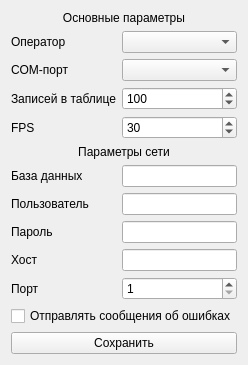
Qt form usonicapp/forms/settings.ui (Kneshal/usonicApp) before a commit.
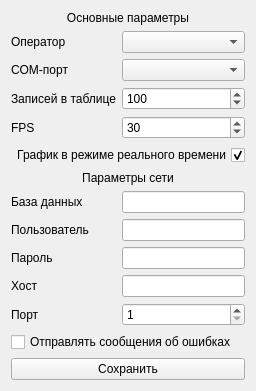
The same form after that commit.

The edit to the form file:
```diff
--- a/usonicapp/forms/settings.ui
+++ b/usonicapp/forms/settings.ui
@@ -6,8 +6,8 @@
    <rect>
     <x>0</x>
     <y>0</y>
-    <width>229</width>
-    <height>312</height>
+    <width>251</width>
+    <height>378</height>
    </rect>
   </property>
   <property name="windowTitle">
@@ -62,7 +62,7 @@
        </property>
       </widget>
      </item>
-     <item row="5" column="0" colspan="2">
+     <item row="6" column="0" colspan="2">
       <widget class="QLabel" name="label_2">
        <property name="text">
         <string>Параметры сети</string>
@@ -72,42 +72,42 @@
        </property>
       </widget>
      </item>
-     <item row="6" column="0">
+     <item row="7" column="0">
       <widget class="QLabel" name="label_3">
        <property name="text">
         <string>База данных</string>
        </property>
       </widget>
      </item>
-     <item row="6" column="1">
+     <item row="7" column="1">
       <widget class="QLineEdit" name="lineedit_dbname">
        <property name="alignment">
         <set>Qt::AlignLeading|Qt::AlignLeft|Qt::AlignVCenter</set>
        </property>
       </widget>
      </item>
-     <item row="7" column="0">
+     <item row="8" column="0">
       <widget class="QLabel" name="label_4">
        <property name="text">
         <string>Пользователь</string>
        </property>
       </widget>
      </item>
-     <item row="7" column="1">
+     <item row="8" column="1">
       <widget class="QLineEdit" name="lineedit_dbuser">
        <property name="alignment">
         <set>Qt::AlignLeading|Qt::AlignLeft|Qt::AlignVCenter</set>
        </property>
       </widget>
      </item>
-     <item row="8" column="0">
+     <item row="9" column="0">
       <widget class="QLabel" name="label_5">
        <property name="text">
         <string>Пароль</string>
        </property>
       </widget>
      </item>
-     <item row="8" column="1">
+     <item row="9" column="1">
       <widget class="QLineEdit" name="lineedit_dbpassword">
        <property name="echoMode">
         <enum>QLineEdit::Password</enum>
@@ -117,28 +117,28 @@
        </property>
       </widget>
      </item>
-     <item row="9" column="0">
+     <item row="10" column="0">
       <widget class="QLabel" name="label_6">
        <property name="text">
         <string>Хост</string>
        </property>
       </widget>
      </item>
-     <item row="9" column="1">
+     <item row="10" column="1">
       <widget class="QLineEdit" name="lineedit_dbhost">
        <property name="alignment">
         <set>Qt::AlignLeading|Qt::AlignLeft|Qt::AlignVCenter</set>
        </property>
       </widget>
      </item>
-     <item row="10" column="0">
+     <item row="11" column="0">
       <widget class="QLabel" name="label_7">
        <property name="text">
         <string>Порт</string>
        </property>
       </widget>
      </item>
-     <item row="10" column="1">
+     <item row="11" column="1">
       <widget class="QSpinBox" name="spinbox_port">
        <property name="alignment">
         <set>Qt::AlignLeading|Qt::AlignLeft|Qt::AlignVCenter</set>
@@ -151,7 +151,7 @@
        </property>
       </widget>
      </item>
-     <item row="11" column="0" colspan="2">
+     <item row="12" column="0" colspan="2">
       <widget class="QCheckBox" name="checkbox_bugreport">
        <property name="text">
         <string>Отправлять сообщения об ошибках</string>
@@ -191,6 +191,19 @@
        </property>
       </widget>
      </item>
+     <item row="5" column="0" colspan="2">
+      <widget class="QCheckBox" name="checkbox_realtime_chart">
+       <property name="layoutDirection">
+        <enum>Qt::RightToLeft</enum>
+       </property>
+       <property name="text">
+        <string>График в режиме реального времени</string>
+       </property>
+       <property name="checked">
+        <bool>true</bool>
+       </property>
+      </widget>
+     </item>
     </layout>
    </item>
    <item>
```
